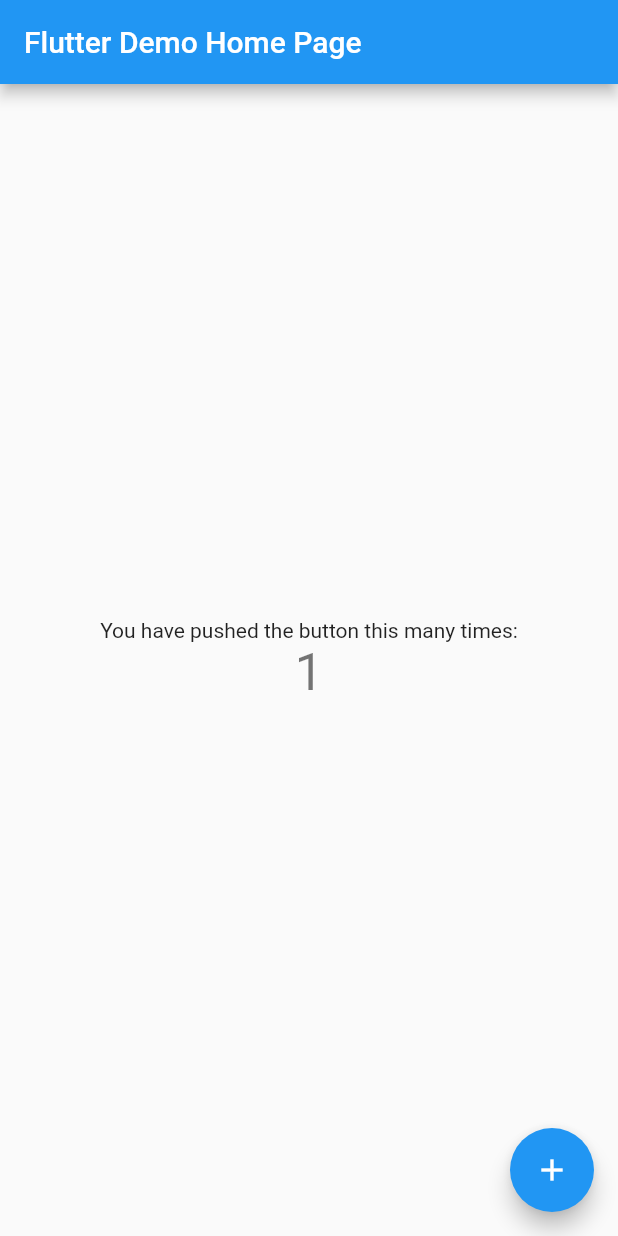
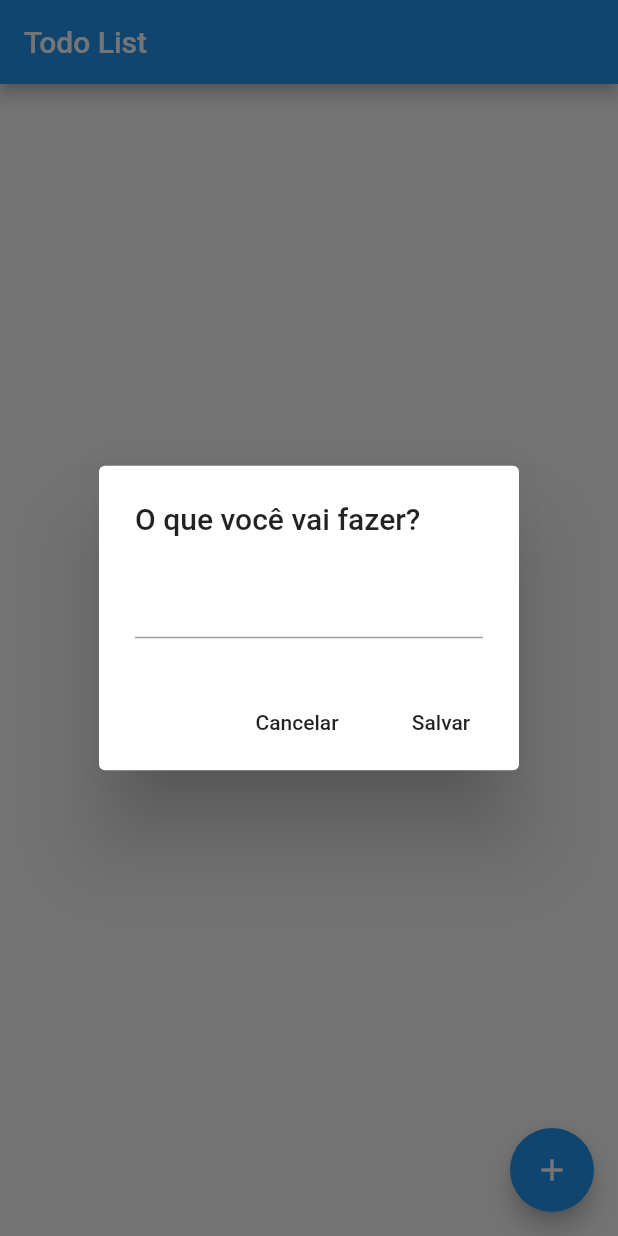
Before and after one commit to HelioMesquita/ToDoList, a Flutter app: the screen it shows after launch, after a tap on the "add" icon, on a phone screen of 412 x 824 dp. Run offline on Flutter 3.47's test engine with Material 2 defaults, Android fonts, the phone set to English and light mode, and no system bars; our stand-ins replace cloud_firestore; accounts and stored records are empty.

Commit message:
Adiciona novas tarefas a lista e Adiciona a listagem

```diff
--- a/lib/main.dart
+++ b/lib/main.dart
@@ -1,117 +1,6 @@
 import 'package:flutter/material.dart';
+import 'package:todo/src/scene/app/my-app-widget.dart';
 
 void main() {
   runApp(MyApp());
 }
-
-class MyApp extends StatelessWidget {
-  // This widget is the root of your application.
-  @override
-  Widget build(BuildContext context) {
-    return MaterialApp(
-      title: 'Flutter Demo',
-      theme: ThemeData(
-        // This is the theme of your application.
-        //
-        // Try running your application with "flutter run". You'll see the
-        // application has a blue toolbar. Then, without quitting the app, try
-        // changing the primarySwatch below to Colors.green and then invoke
-        // "hot reload" (press "r" in the console where you ran "flutter run",
-        // or simply save your changes to "hot reload" in a Flutter IDE).
-        // Notice that the counter didn't reset back to zero; the application
-        // is not restarted.
-        primarySwatch: Colors.blue,
-        // This makes the visual density adapt to the platform that you run
-        // the app on. For desktop platforms, the controls will be smaller and
-        // closer together (more dense) than on mobile platforms.
-        visualDensity: VisualDensity.adaptivePlatformDensity,
-      ),
-      home: MyHomePage(title: 'Flutter Demo Home Page'),
-    );
-  }
-}
-
-class MyHomePage extends StatefulWidget {
-  MyHomePage({Key key, this.title}) : super(key: key);
-
-  // This widget is the home page of your application. It is stateful, meaning
-  // that it has a State object (defined below) that contains fields that affect
-  // how it looks.
-
-  // This class is the configuration for the state. It holds the values (in this
-  // case the title) provided by the parent (in this case the App widget) and
-  // used by the build method of the State. Fields in a Widget subclass are
-  // always marked "final".
-
-  final String title;
-
-  @override
-  _MyHomePageState createState() => _MyHomePageState();
-}
-
-class _MyHomePageState extends State<MyHomePage> {
-  int _counter = 0;
-
-  void _incrementCounter() {
-    setState(() {
-      // This call to setState tells the Flutter framework that something has
-      // changed in this State, which causes it to rerun the build method below
-      // so that the display can reflect the updated values. If we changed
-      // _counter without calling setState(), then the build method would not be
-      // called again, and so nothing would appear to happen.
-      _counter++;
-    });
-  }
-
-  @override
-  Widget build(BuildContext context) {
-    // This method is rerun every time setState is called, for instance as done
-    // by the _incrementCounter method above.
-    //
-    // The Flutter framework has been optimized to make rerunning build methods
-    // fast, so that you can just rebuild anything that needs updating rather
-    // than having to individually change instances of widgets.
-    return Scaffold(
-      appBar: AppBar(
-        // Here we take the value from the MyHomePage object that was created by
-        // the App.build method, and use it to set our appbar title.
-        title: Text(widget.title),
-      ),
-      body: Center(
-        // Center is a layout widget. It takes a single child and positions it
-        // in the middle of the parent.
-        child: Column(
-          // Column is also a layout widget. It takes a list of children and
-          // arranges them vertically. By default, it sizes itself to fit its
-          // children horizontally, and tries to be as tall as its parent.
-          //
-          // Invoke "debug painting" (press "p" in the console, choose the
-          // "Toggle Debug Paint" action from the Flutter Inspector in Android
-          // Studio, or the "Toggle Debug Paint" command in Visual Studio Code)
-          // to see the wireframe for each widget.
-          //
-          // Column has various properties to control how it sizes itself and
-          // how it positions its children. Here we use mainAxisAlignment to
-          // center the children vertically; the main axis here is the vertical
-          // axis because Columns are vertical (the cross axis would be
-          // horizontal).
-          mainAxisAlignment: MainAxisAlignment.center,
-          children: <Widget>[
-            Text(
-              'You have pushed the button this many times:',
-            ),
-            Text(
-              '$_counter',
-              style: Theme.of(context).textTheme.headline4,
-            ),
-          ],
-        ),
-      ),
-      floatingActionButton: FloatingActionButton(
-        onPressed: _incrementCounter,
-        tooltip: 'Increment',
-        child: Icon(Icons.add),
-      ), // This trailing comma makes auto-formatting nicer for build methods.
-    );
-  }
-}
--- /dev/null
+++ b/lib/src/models/to-do.dart
@@ -0,0 +1,22 @@
+import 'package:cloud_firestore/cloud_firestore.dart';
+
+class Todo {
+
+  String name;
+  bool done;
+  DocumentReference reference;
+
+  Todo(this.name, this.done);
+
+  Todo.fromMap(DocumentSnapshot document) {
+    this.reference = document.reference;
+    this.done = document.data['done'];
+    this.name = document.data['name'];
+  }
+
+  Map<String, dynamic> toMap() => {
+    "done": done,
+    "name": name
+  };
+
+}
--- /dev/null
+++ b/lib/src/scene/app/my-app-bloc.dart
@@ -0,0 +1,31 @@
+
+import 'dart:async';
+import 'package:todo/src/models/to-do.dart';
+import 'package:todo/src/service/to-do.dart';
+
+class MyAppBloc {
+
+  final _controller = StreamController<List<Todo>>();
+  Stream<List<Todo>> get output => _controller.stream;
+  Sink<List<Todo>> get input => _controller.sink;
+
+  MyAppBloc() {
+    ToDoService().getList().listen((event) {
+      input.add(event);
+    });
+  }
+
+  dispose() {
+    _controller.close();
+  }
+
+  update(Todo item, bool value) {
+    item.done = value;
+    item.reference.setData(item.toMap());
+  }
+
+  create(String name) async {
+    await ToDoService().create(Todo(name, false));
+  }
+
+}
--- /dev/null
+++ b/lib/src/scene/app/my-app-widget.dart
@@ -0,0 +1,87 @@
+import 'package:flutter/material.dart';
+import 'package:todo/src/models/to-do.dart';
+import 'package:todo/src/scene/app/my-app-bloc.dart';
+
+class MyApp extends StatelessWidget {
+
+  @override
+  Widget build(BuildContext context) {
+    return MaterialApp(
+      home: _MyAppContent(),
+    );
+  }
+
+}
+
+class _MyAppContent extends StatelessWidget {
+
+    MyAppBloc _bloc;
+
+    @override
+    Widget build(BuildContext context) {
+      _bloc = MyAppBloc();
+
+      return Scaffold(
+        appBar: new AppBar(
+          title: new Text('Todo List'),
+        ),
+        body: Padding(
+          padding: const EdgeInsets.all(16.0),
+          child: StreamBuilder<List<Todo>>(
+              initialData: [],
+              stream: _bloc.output,
+              builder: (context, snapshot) {
+                return ListView.builder(
+                  itemCount: snapshot.data.length,
+                  itemBuilder: (_, index) {
+                    final item = snapshot.data[index];
+                    return CheckboxListTile(
+                      title: Text(item.name),
+                      value: item.done,
+                      onChanged: (value) => _bloc.update(item, value)
+                    );
+                  }
+                );
+              },
+          ),
+        ),
+        floatingActionButton: FloatingActionButton(
+          child: Icon(Icons.add),
+          onPressed: () {
+            _showDialog(context);
+          }
+        ),
+      );
+    }
+
+    _showDialog(BuildContext context) {
+      final _controller = TextEditingController();
+
+      showDialog(
+        context: context,
+        builder: (_) {
+          return AlertDialog(
+            title: Text("O que você vai fazer?"),
+            content: TextField(
+              controller: _controller,
+            ),
+            actions: <Widget>[
+              FlatButton(
+                onPressed: () {
+                  Navigator.pop(context);
+                },
+                child: Text("Cancelar")
+              ),
+              FlatButton(
+                onPressed: () {
+                  _bloc.create(_controller.text);
+                  Navigator.pop(context);
+                },
+                child: Text("Salvar")
+              ),
+            ],
+          );
+      });
+    }
+
+}
--- /dev/null
+++ b/lib/src/service/to-do.dart
@@ -0,0 +1,19 @@
+
+import 'package:cloud_firestore/cloud_firestore.dart';
+import 'package:todo/src/models/to-do.dart';
+
+class ToDoService {
+
+  static final _fb = Firestore.instance;
+
+  Stream<List<Todo>> getList() {
+    return _fb.collection("todo").snapshots().map((snap) {
+      return snap.documents.map((it) => Todo.fromMap(it)).toList();
+    });
+  }
+
+  Future<void> create(Todo todo) {
+    return _fb.collection("todo").add(todo.toMap());
+  }
+
+}
--- a/pubspec.yaml
+++ b/pubspec.yaml
@@ -24,8 +24,8 @@ dependencies:
   flutter:
     sdk: flutter
 
-  firebase_core: ^0.2.5
-  cloud_firestore: ^0.13.6
+  firebase_core: ^0.4.4+3
+  cloud_firestore: ^0.13.5
 
 
 
```
Also changed, not shown: pubspec.lock, 6 other files.
